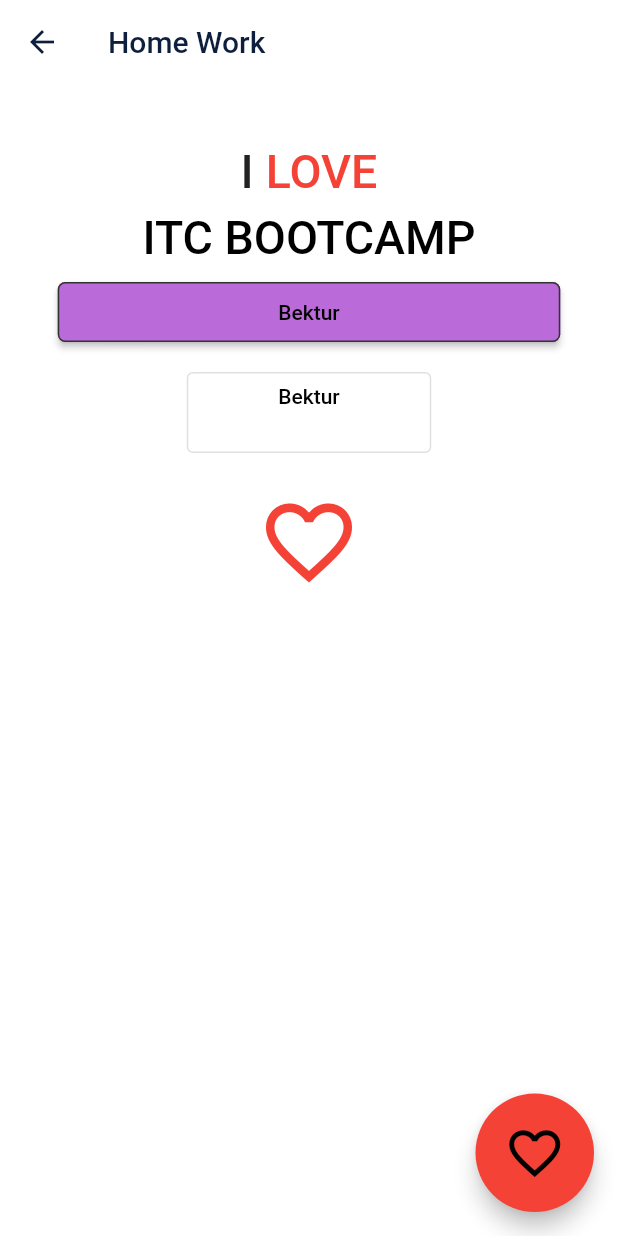
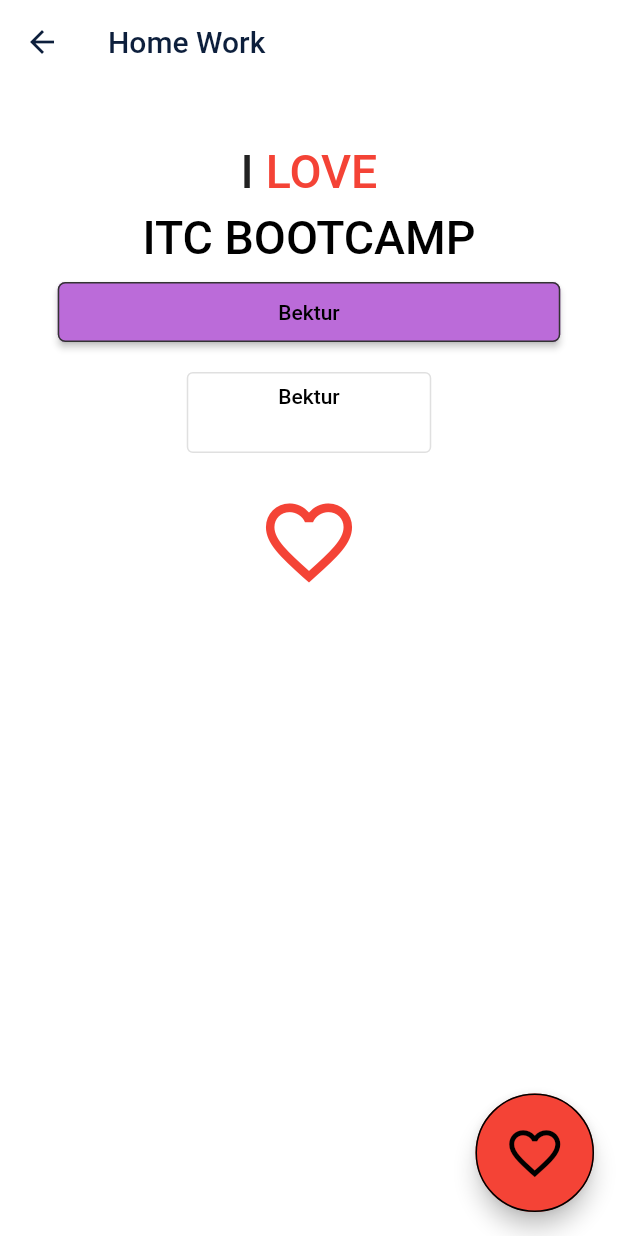
Before and after one commit to zznillma/practice32, a Flutter app: the screen it shows after launch, on a phone screen of 412 x 824 dp. Run offline on Flutter 3.47's test engine with Material 2 defaults, Android fonts, the phone set to English and light mode, and no system bars.

Commit message:
practice1

```diff
--- a/lib/main.dart
+++ b/lib/main.dart
@@ -139,6 +139,12 @@ class Practice extends StatelessWidget {
         width: 79,
         child: FloatingActionButton(
           onPressed: () {},
+          shape:  RoundedRectangleBorder(
+            borderRadius: BorderRadius.circular(40),
+              side: const BorderSide(
+            color: Colors.black,
+            width: 1,
+          )),
           backgroundColor: Colors.red,
           child: const Icon(
             Icons.favorite_border_outlined,
```
